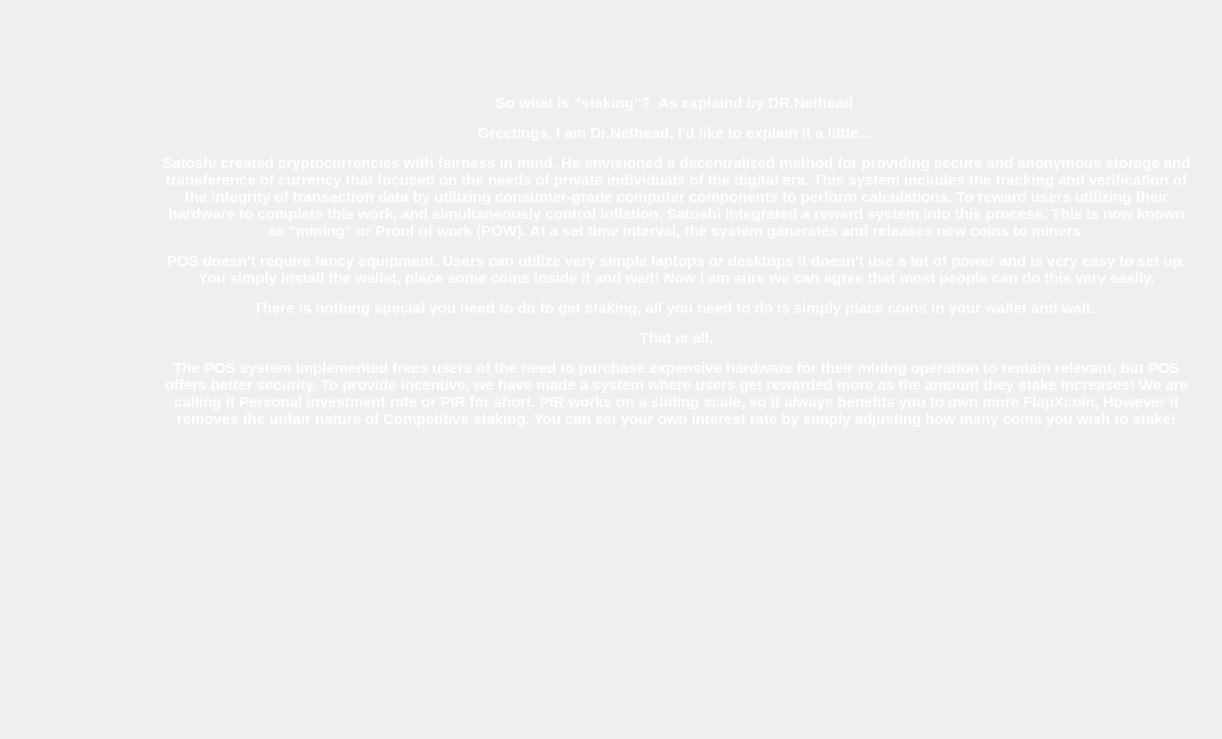
The window that src/qt/forms/networkpage.ui (hanzou-x/flapxcoin) describes before a commit, drawn with Qt 5.
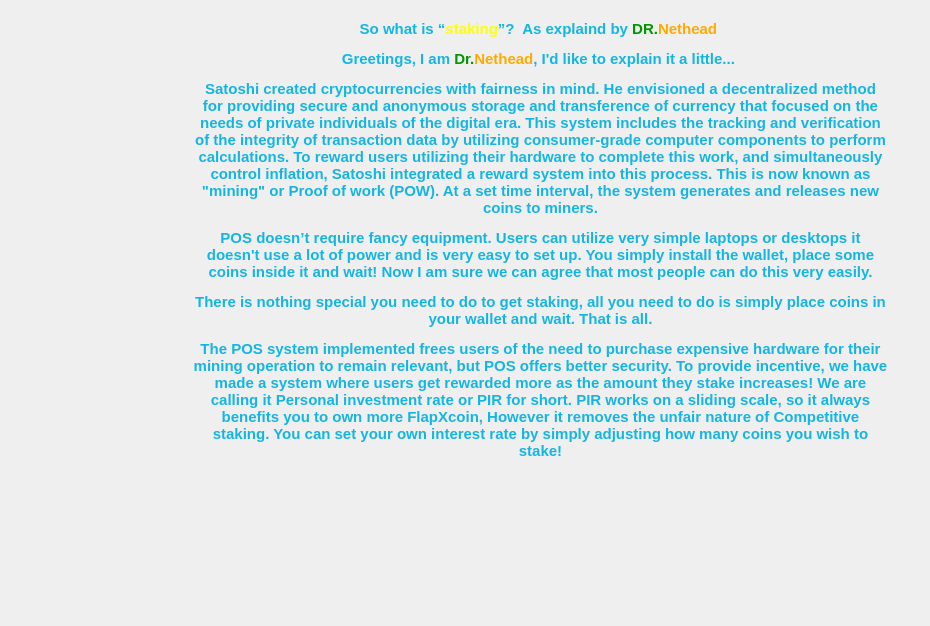
The same window after the commit. Icons and pictures are not drawn.

```diff
--- a/src/qt/forms/networkpage.ui
+++ b/src/qt/forms/networkpage.ui
@@ -6,10 +6,22 @@
    <rect>
     <x>0</x>
     <y>0</y>
-    <width>1222</width>
-    <height>739</height>
+    <width>930</width>
+    <height>626</height>
    </rect>
   </property>
+  <property name="sizePolicy">
+   <sizepolicy hsizetype="Fixed" vsizetype="Fixed">
+    <horstretch>0</horstretch>
+    <verstretch>0</verstretch>
+   </sizepolicy>
+  </property>
+  <property name="maximumSize">
+   <size>
+    <width>930</width>
+    <height>626</height>
+   </size>
+  </property>
   <property name="windowTitle">
    <string>Address Book</string>
   </property>
@@ -18,39 +30,6 @@
   </property>
   <layout class="QGridLayout" name="gridLayout">
    <item row="0" column="0">
-    <widget class="QScrollArea" name="scrollArea">
-     <property name="minimumSize">
-      <size>
-       <width>0</width>
-       <height>500</height>
-      </size>
-     </property>
-     <property name="styleSheet">
-      <string notr="true">background:transparent;</string>
-     </property>
-     <property name="frameShape">
-      <enum>QFrame::NoFrame</enum>
-     </property>
-     <property name="frameShadow">
-      <enum>QFrame::Plain</enum>
-     </property>
-     <property name="horizontalScrollBarPolicy">
-      <enum>Qt::ScrollBarAlwaysOff</enum>
-     </property>
-     <property name="widgetResizable">
-      <bool>true</bool>
-     </property>
-     <widget class="QWidget" name="scrollAreaWidgetContents">
-      <property name="geometry">
-       <rect>
-        <x>0</x>
-        <y>0</y>
-        <width>1204</width>
-        <height>721</height>
-       </rect>
-      </property>
-      <layout class="QGridLayout" name="gridLayout_4">
-       <item row="0" column="0">
         <widget class="QFrame" name="frame_2">
          <property name="frameShape">
           <enum>QFrame::NoFrame</enum>
@@ -59,34 +38,56 @@
           <enum>QFrame::Plain</enum>
          </property>
          <layout class="QGridLayout" name="gridLayout_2">
-          <item row="1" column="1">
+      <item row="1" column="3">
            <spacer name="verticalSpacer">
             <property name="orientation">
              <enum>Qt::Vertical</enum>
             </property>
-            <property name="sizeType">
-             <enum>QSizePolicy::Fixed</enum>
-            </property>
             <property name="sizeHint" stdset="0">
              <size>
               <width>20</width>
-              <height>50</height>
+          <height>40</height>
              </size>
             </property>
            </spacer>
           </item>
           <item row="0" column="1">
+       <widget class="QLabel" name="label_2">
+        <property name="minimumSize">
+         <size>
+          <width>125</width>
+          <height>125</height>
+         </size>
+        </property>
+        <property name="maximumSize">
+         <size>
+          <width>120</width>
+          <height>100</height>
+         </size>
+        </property>
+        <property name="text">
+         <string/>
+        </property>
+        <property name="pixmap">
+         <pixmap resource="../bitcoin.qrc">:/images/res/images/FlapXcoin/FlapX Art/DrNET.png</pixmap>
+        </property>
+        <property name="scaledContents">
+         <bool>true</bool>
+        </property>
+       </widget>
+      </item>
+      <item row="0" column="3">
            <widget class="QLabel" name="label">
             <property name="minimumSize">
              <size>
-              <width>600</width>
-              <height>600</height>
+          <width>695</width>
+          <height>0</height>
              </size>
             </property>
             <property name="maximumSize">
              <size>
-              <width>99999</width>
-              <height>500</height>
+          <width>675</width>
+          <height>550</height>
              </size>
             </property>
             <property name="palette">
@@ -183,18 +184,20 @@
             <property name="contextMenuPolicy">
              <enum>Qt::DefaultContextMenu</enum>
             </property>
+        <property name="styleSheet">
+         <string notr="true">background:transparent;</string>
+        </property>
             <property name="text">
              <string>&lt;!DOCTYPE HTML PUBLIC &quot;-//W3C//DTD HTML 4.0//EN&quot; &quot;http://www.w3.org/TR/REC-html40/strict.dtd&quot;&gt;
 &lt;html&gt;&lt;head&gt;&lt;meta name=&quot;qrichtext&quot; content=&quot;1&quot; /&gt;&lt;style type=&quot;text/css&quot;&gt;
 p, li { white-space: pre-wrap; }
 &lt;/style&gt;&lt;/head&gt;&lt;body style=&quot; font-family:'Sans Serif'; font-size:9pt; font-weight:400; font-style:normal;&quot;&gt;
-&lt;p style=&quot; margin-top:12px; margin-bottom:12px; margin-left:0px; margin-right:0px; -qt-block-indent:0; text-indent:0px;&quot;&gt;&lt;span style=&quot; font-family:'Ubuntu'; font-size:11pt; font-weight:600; color:#ffffff;&quot;&gt;So what is “staking”?  As explaind by DR.Nethead &lt;/span&gt;&lt;/p&gt;
-&lt;p style=&quot; margin-top:0px; margin-bottom:0px; margin-left:0px; margin-right:0px; -qt-block-indent:0; text-indent:0px;&quot;&gt;&lt;span style=&quot; font-family:'Ubuntu'; font-size:11pt; font-weight:600; color:#ffffff;&quot;&gt;Greetings, I am Dr.Nethead, I'd like to explain it a little... &lt;/span&gt;&lt;/p&gt;
-&lt;p style=&quot; margin-top:12px; margin-bottom:12px; margin-left:0px; margin-right:0px; -qt-block-indent:0; text-indent:0px;&quot;&gt;&lt;span style=&quot; font-family:'Ubuntu'; font-size:11pt; font-weight:600; color:#ffffff;&quot;&gt;Satoshi created cryptocurrencies with fairness in mind. He envisioned a decentralized method for providing secure and anonymous storage and transference of currency that focused on the needs of private individuals of the digital era. This system includes the tracking and verification of the integrity of transaction data by utilizing consumer-grade computer components to perform calculations. To reward users utilizing their hardware to complete this work, and simultaneously control inflation, Satoshi integrated a reward system into this process. This is now known as &amp;quot;mining&amp;quot; or Proof of work (POW). At a set time interval, the system generates and releases new coins to miners.&lt;/span&gt;&lt;/p&gt;
-&lt;p style=&quot; margin-top:12px; margin-bottom:12px; margin-left:0px; margin-right:0px; -qt-block-indent:0; text-indent:0px;&quot;&gt;&lt;span style=&quot; font-family:'Ubuntu'; font-size:11pt; font-weight:600; color:#ffffff;&quot;&gt;POS doesn’t require fancy equipment. Users can utilize very simple laptops or desktops it doesn't use a lot of power and is very easy to set up. You simply install the wallet, place some coins inside it and wait! Now I am sure we can agree that most people can do this very easily.&lt;/span&gt;&lt;/p&gt;
-&lt;p style=&quot; margin-top:12px; margin-bottom:12px; margin-left:0px; margin-right:0px; -qt-block-indent:0; text-indent:0px;&quot;&gt;&lt;span style=&quot; font-family:'Ubuntu'; font-size:11pt; font-weight:600; color:#ffffff;&quot;&gt;There is nothing special you need to do to get staking, all you need to do is simply place coins in your wallet and wait. &lt;/span&gt;&lt;/p&gt;
-&lt;p style=&quot; margin-top:12px; margin-bottom:12px; margin-left:0px; margin-right:0px; -qt-block-indent:0; text-indent:0px;&quot;&gt;&lt;span style=&quot; font-family:'Ubuntu'; font-size:11pt; font-weight:600; color:#ffffff;&quot;&gt;That is all.&lt;/span&gt;&lt;/p&gt;
-&lt;p style=&quot; margin-top:12px; margin-bottom:12px; margin-left:0px; margin-right:0px; -qt-block-indent:0; text-indent:0px;&quot;&gt;&lt;span style=&quot; font-family:'Ubuntu'; font-size:11pt; font-weight:600; color:#ffffff;&quot;&gt;The POS system implemented frees users of the need to purchase expensive hardware for their mining operation to remain relevant, but POS offers better security. To provide incentive, we have made a system where users get rewarded more as the amount they stake increases! We are calling it Personal investment rate or PIR for short. PIR works on a sliding scale, so it always benefits you to own more FlapXcoin, However it removes the unfair nature of Competitive staking. You can set your own interest rate by simply adjusting how many coins you wish to stake!&lt;/span&gt;&lt;/p&gt;&lt;/body&gt;&lt;/html&gt;</string>
+&lt;p align=&quot;center&quot; style=&quot; margin-top:12px; margin-bottom:12px; margin-left:0px; margin-right:0px; -qt-block-indent:0; text-indent:0px;&quot;&gt;&lt;span style=&quot; font-family:'Ubuntu'; font-size:11pt; font-weight:600; color:#14b5e1;&quot;&gt;So what is “&lt;/span&gt;&lt;span style=&quot; font-family:'Ubuntu'; font-size:11pt; font-weight:600; color:#ffff00;&quot;&gt;staking&lt;/span&gt;&lt;span style=&quot; font-family:'Ubuntu'; font-size:11pt; font-weight:600; color:#14b5e1;&quot;&gt;”?  As explaind by &lt;/span&gt;&lt;span style=&quot; font-family:'Ubuntu'; font-size:11pt; font-weight:600; color:#009600;&quot;&gt;DR.&lt;/span&gt;&lt;span style=&quot; font-family:'Ubuntu'; font-size:11pt; font-weight:600; color:#ffaa00;&quot;&gt;Nethead&lt;/span&gt;&lt;span style=&quot; font-family:'Ubuntu'; font-size:11pt; font-weight:600; color:#14b5e1;&quot;&gt; &lt;/span&gt;&lt;/p&gt;
+&lt;p align=&quot;center&quot; style=&quot; margin-top:0px; margin-bottom:0px; margin-left:0px; margin-right:0px; -qt-block-indent:0; text-indent:0px;&quot;&gt;&lt;span style=&quot; font-family:'Ubuntu'; font-size:11pt; font-weight:600; color:#14b5e1;&quot;&gt;Greetings, I am&lt;/span&gt;&lt;span style=&quot; font-family:'Ubuntu'; font-size:11pt; font-weight:600; color:#009600;&quot;&gt; Dr.&lt;/span&gt;&lt;span style=&quot; font-family:'Ubuntu'; font-size:11pt; font-weight:600; color:#ffaa00;&quot;&gt;Nethead&lt;/span&gt;&lt;span style=&quot; font-family:'Ubuntu'; font-size:11pt; font-weight:600; color:#14b5e1;&quot;&gt;, I'd like to explain it a little... &lt;/span&gt;&lt;/p&gt;
+&lt;p align=&quot;center&quot; style=&quot; margin-top:12px; margin-bottom:12px; margin-left:0px; margin-right:0px; -qt-block-indent:0; text-indent:0px;&quot;&gt;&lt;span style=&quot; font-family:'Ubuntu'; font-size:11pt; font-weight:600; color:#14b5e1;&quot;&gt;Satoshi created cryptocurrencies with fairness in mind. He envisioned a decentralized method for providing secure and anonymous storage and transference of currency that focused on the needs of private individuals of the digital era. This system includes the tracking and verification of the integrity of transaction data by utilizing consumer-grade computer components to perform calculations. To reward users utilizing their hardware to complete this work, and simultaneously control inflation, Satoshi integrated a reward system into this process. This is now known as &amp;quot;mining&amp;quot; or Proof of work (POW). At a set time interval, the system generates and releases new coins to miners.&lt;/span&gt;&lt;/p&gt;
+&lt;p align=&quot;center&quot; style=&quot; margin-top:12px; margin-bottom:12px; margin-left:0px; margin-right:0px; -qt-block-indent:0; text-indent:0px;&quot;&gt;&lt;span style=&quot; font-family:'Ubuntu'; font-size:11pt; font-weight:600; color:#14b5e1;&quot;&gt;POS doesn’t require fancy equipment. Users can utilize very simple laptops or desktops it doesn't use a lot of power and is very easy to set up. You simply install the wallet, place some coins inside it and wait! Now I am sure we can agree that most people can do this very easily.&lt;/span&gt;&lt;/p&gt;
+&lt;p align=&quot;center&quot; style=&quot; margin-top:12px; margin-bottom:12px; margin-left:0px; margin-right:0px; -qt-block-indent:0; text-indent:0px;&quot;&gt;&lt;span style=&quot; font-family:'Ubuntu'; font-size:11pt; font-weight:600; color:#14b5e1;&quot;&gt;There is nothing special you need to do to get staking, all you need to do is simply place coins in your wallet and wait. That is all.&lt;/span&gt;&lt;/p&gt;
+&lt;p align=&quot;center&quot; style=&quot; margin-top:12px; margin-bottom:12px; margin-left:0px; margin-right:0px; -qt-block-indent:0; text-indent:0px;&quot;&gt;&lt;span style=&quot; font-family:'Ubuntu'; font-size:11pt; font-weight:600; color:#14b5e1;&quot;&gt;The POS system implemented frees users of the need to purchase expensive hardware for their mining operation to remain relevant, but POS offers better security. To provide incentive, we have made a system where users get rewarded more as the amount they stake increases! We are calling it Personal investment rate or PIR for short. PIR works on a sliding scale, so it always benefits you to own more FlapXcoin, However it removes the unfair nature of Competitive staking. You can set your own interest rate by simply adjusting how many coins you wish to stake!&lt;/span&gt;&lt;/p&gt;&lt;/body&gt;&lt;/html&gt;</string>
             </property>
             <property name="textFormat">
              <enum>Qt::RichText</enum>
@@ -207,36 +210,55 @@
             </property>
            </widget>
           </item>
+      <item row="0" column="4">
+       <spacer name="horizontalSpacer">
+        <property name="orientation">
+         <enum>Qt::Horizontal</enum>
+        </property>
+        <property name="sizeType">
+         <enum>QSizePolicy::Fixed</enum>
+        </property>
+        <property name="sizeHint" stdset="0">
+         <size>
+          <width>2</width>
+          <height>20</height>
+         </size>
+        </property>
+       </spacer>
+      </item>
+      <item row="0" column="2">
+       <spacer name="horizontalSpacer_2">
+        <property name="orientation">
+         <enum>Qt::Horizontal</enum>
+        </property>
+        <property name="sizeType">
+         <enum>QSizePolicy::Fixed</enum>
+        </property>
+        <property name="sizeHint" stdset="0">
+         <size>
+          <width>2</width>
+          <height>20</height>
+         </size>
+        </property>
+       </spacer>
+      </item>
           <item row="0" column="0">
-           <widget class="QLabel" name="label_2">
-            <property name="minimumSize">
-             <size>
-              <width>125</width>
-              <height>125</height>
-             </size>
-            </property>
-            <property name="maximumSize">
+       <spacer name="horizontalSpacer_3">
+        <property name="orientation">
+         <enum>Qt::Horizontal</enum>
+        </property>
+        <property name="sizeType">
+         <enum>QSizePolicy::Fixed</enum>
+        </property>
+        <property name="sizeHint" stdset="0">
              <size>
-              <width>120</width>
-              <height>100</height>
-             </size>
-            </property>
-            <property name="text">
-             <string/>
-            </property>
-            <property name="pixmap">
-             <pixmap resource="../bitcoin.qrc">:/images/res/images/FlapXcoin/FlapX Art/DrNET.png</pixmap>
-            </property>
-            <property name="scaledContents">
-             <bool>true</bool>
-            </property>
-           </widget>
-          </item>
-         </layout>
-        </widget>
-       </item>
-      </layout>
-     </widget>
+          <width>2</width>
+          <height>20</height>
+         </size>
+        </property>
+       </spacer>
+      </item>
+     </layout>
     </widget>
    </item>
   </layout>
```
Lines whose indentation alone changed are shown as unchanged.
